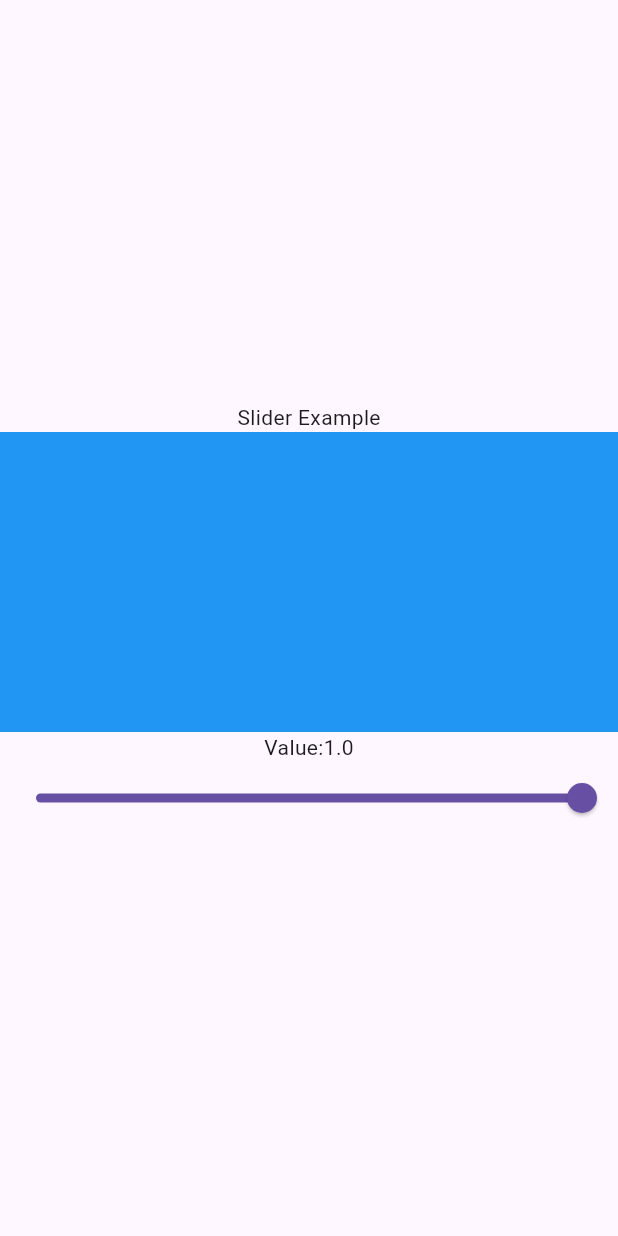
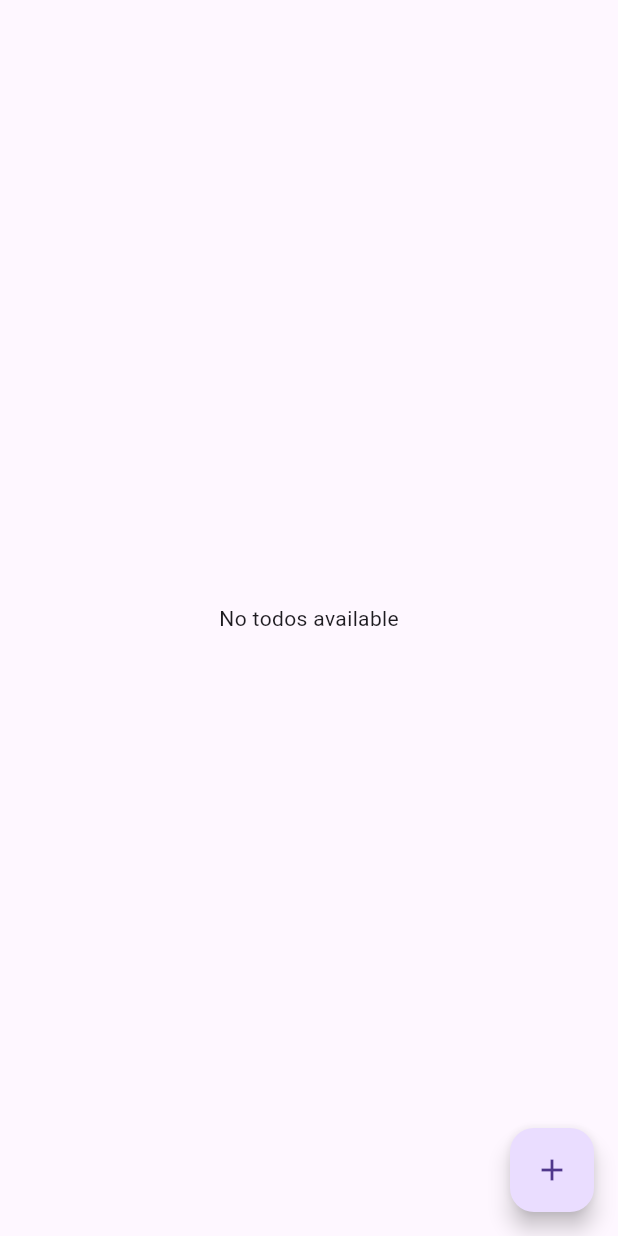
Before and after one commit to Sarfaraj-haque/demo_app, a Flutter app: the screen it shows after launch, on a phone screen of 412 x 824 dp. Run offline on Flutter 3.47's test engine with Material 3 defaults, Android fonts, the phone set to English and light mode, and no system bars; our stand-ins replace bloc, equatable, flutter_bloc, image_picker.

Commit message:
6th Oct 2025 -Built a simple todo App

```diff
--- /dev/null
+++ b/lib/image_picker/image_picker_bloc.dart
@@ -0,0 +1,29 @@
+import 'package:demo_app/image_picker/image_picker_event.dart';
+import 'package:demo_app/image_picker/image_picker_state.dart';
+import 'package:demo_app/utils/image_picker_utils.dart';
+import 'package:flutter_bloc/flutter_bloc.dart';
+import 'package:image_picker/image_picker.dart';
+
+class ImagePickerBloc extends Bloc<ImagePickerEvent, ImagePickerState> {
+  final ImagePickerUtils imagePickerUtils;
+
+  ImagePickerBloc(this.imagePickerUtils) : super(ImagePickerState()) {
+    on<ImagePickedByCamera>(cameraPickedImage);
+    on<ImagePickedByGallery>(galleryPickedImage);
+  }
+  void cameraPickedImage(
+    ImagePickedByCamera event,
+    Emitter<ImagePickerState> emit,
+  ) async {
+    XFile? file = await imagePickerUtils.cameraImage();
+    emit(state.copyWith(file: file));
+  }
+
+  void galleryPickedImage(
+    ImagePickedByGallery event,
+    Emitter<ImagePickerState> emit,
+  ) async {
+    XFile? file = await imagePickerUtils.galleryImage();
+    emit(state.copyWith(file: file));
+  }
+}
--- /dev/null
+++ b/lib/image_picker/image_picker_event.dart
@@ -0,0 +1,10 @@
+  import 'package:equatable/equatable.dart';
+
+  abstract class ImagePickerEvent extends Equatable {
+    const ImagePickerEvent();
+    @override
+    List<Object> get props => [];
+  }
+
+  class ImagePickedByCamera extends ImagePickerEvent {}
+  class ImagePickedByGallery extends ImagePickerEvent {}
--- /dev/null
+++ b/lib/image_picker/image_picker_state.dart
@@ -0,0 +1,15 @@
+import 'package:equatable/equatable.dart';
+import 'package:image_picker/image_picker.dart';
+
+class ImagePickerState extends Equatable {
+  final XFile? file;
+
+  const ImagePickerState({this.file});
+
+  ImagePickerState copyWith({XFile? file}) {
+    return ImagePickerState(file: file ?? this.file);
+  }
+
+  @override
+  List<Object?> get props => [file];
+}
--- a/lib/main.dart
+++ b/lib/main.dart
@@ -1,9 +1,14 @@
 import 'package:demo_app/counter_app/counter_bloc.dart';
+import 'package:demo_app/image_picker/image_picker_bloc.dart';
 import 'package:demo_app/screens/counter_app_ui/counter_app_ui.dart';
+import 'package:demo_app/screens/image_picker_ui.dart';
 import 'package:demo_app/screens/slider_ui.dart';
 import 'package:demo_app/screens/switch/switch_ui.dart';
+import 'package:demo_app/screens/todo_ui.dart';
 import 'package:demo_app/slider/slider_bloc.dart';
 import 'package:demo_app/switch/switch_bloc.dart';
+import 'package:demo_app/todo_list/todo_bloc.dart';
+import 'package:demo_app/utils/image_picker_utils.dart';
 import 'package:flutter/material.dart';
 import 'package:flutter_bloc/flutter_bloc.dart';
 
@@ -20,10 +25,12 @@ class MyApp extends StatelessWidget {
       providers: [
         BlocProvider(create: (_) => SwitchBloc()),
         BlocProvider(create: (_) => SliderBloc()),
+        BlocProvider(create: (_) => ImagePickerBloc(ImagePickerUtils())),
+        BlocProvider(create: (_) => TodoBloc()),
       ],
       child: MaterialApp(
         debugShowCheckedModeBanner: false,
-        home: Scaffold(body: SliderUi()),
+        home: Scaffold(body: TodoUi()),
       ),
     );
   }
--- /dev/null
+++ b/lib/screens/todo_ui.dart
@@ -0,0 +1,49 @@
+import 'package:demo_app/todo_list/todo_bloc.dart';
+import 'package:demo_app/todo_list/todo_event.dart';
+import 'package:demo_app/todo_list/todo_state.dart';
+import 'package:flutter/material.dart';
+import 'package:flutter_bloc/flutter_bloc.dart';
+
+class TodoUi extends StatelessWidget {
+  const TodoUi({super.key});
+
+  @override
+  Widget build(BuildContext context) {
+    return Scaffold(
+      floatingActionButton: FloatingActionButton(
+        onPressed: () {
+          for (int i = 0; i < 5; i++) {
+            context.read<TodoBloc>().add(AddTodoEvent("Task $i"));
+          }
+        },
+        child: Icon(Icons.add),
+      ),
+      body: BlocBuilder<TodoBloc, TodoState>(
+        builder: (context, state) {
+          if (state.todos.isEmpty) {
+            return Center(child: Text("No todos available"));
+          } else if (state.todos.isNotEmpty) {
+            return ListView.builder(
+              itemCount: state.todos.length,
+              itemBuilder: (context, index) {
+                return ListTile(
+                  title: Text(state.todos[index]),
+                  trailing: IconButton(
+                    onPressed: () {
+                      context.read<TodoBloc>().add(
+                        RemoveTodoEvent(state.todos[index]),
+                      );
+                    },
+                    icon: Icon(Icons.delete),
+                  ),
+                );
+              },
+            );
+          } else {
+            return SizedBox();
+          }
+        },
+      ),
+    );
+  }
+}
--- /dev/null
+++ b/lib/todo_list/todo_bloc.dart
@@ -0,0 +1,20 @@
+import 'package:demo_app/todo_list/todo_event.dart';
+import 'package:demo_app/todo_list/todo_state.dart';
+import 'package:flutter_bloc/flutter_bloc.dart';
+
+class TodoBloc extends Bloc<TodoEvent, TodoState> {
+  final List<String> todos = [];
+  TodoBloc() : super(const TodoState()) {
+    on<AddTodoEvent>(_addTodo);
+    on<RemoveTodoEvent>(_removeTodo);
+  }
+  void _addTodo(AddTodoEvent event, Emitter<TodoState> emit) {
+    todos.add(event.todo);
+    emit(state.copyWith(todos: List.from(todos)));
+  }
+
+  void _removeTodo(RemoveTodoEvent event, Emitter<TodoState> emit) {
+    todos.remove(event.todo);
+    emit(state.copyWith(todos: List.from(todos)));
+  }
+}
--- /dev/null
+++ b/lib/todo_list/todo_event.dart
@@ -0,0 +1,23 @@
+import 'package:equatable/equatable.dart';
+
+abstract class TodoEvent extends Equatable {
+  const TodoEvent();
+  @override
+  List<Object> get props => [];
+}
+
+class AddTodoEvent extends TodoEvent {
+  final String todo;
+  const AddTodoEvent(this.todo);
+
+  @override
+  List<Object> get props => [todo];
+}
+
+class RemoveTodoEvent extends TodoEvent {
+  final Object todo;
+  const RemoveTodoEvent(this.todo);
+
+  @override
+  List<Object> get props => [todo];
+}
--- /dev/null
+++ b/lib/todo_list/todo_state.dart
@@ -0,0 +1,13 @@
+import 'package:equatable/equatable.dart';
+
+class TodoState extends Equatable {
+  final List<String> todos;
+  const TodoState({this.todos = const []});
+
+  TodoState copyWith({List<String>? todos}) {
+    return TodoState(todos: todos ?? this.todos);
+  }
+
+  @override
+  List<Object> get props => [todos];
+}
--- /dev/null
+++ b/lib/utils/image_picker_utils.dart
@@ -0,0 +1,15 @@
+import 'package:image_picker/image_picker.dart';
+
+class ImagePickerUtils {
+  final ImagePicker _picker = ImagePicker();
+
+  Future<XFile?> cameraImage() async {
+    final XFile? file = await _picker.pickImage(source: ImageSource.camera);
+    return file;
+  }
+
+  Future<XFile?> galleryImage() async {
+    final XFile? file = await _picker.pickImage(source: ImageSource.gallery);
+    return file;
+  }
+}
--- a/pubspec.yaml
+++ b/pubspec.yaml
@@ -12,6 +12,7 @@ dependencies:
   equatable: ^2.0.7
   bloc: ^9.0.1
   flutter_bloc:
+  image_picker: ^1.2.0
 
 dev_dependencies:
   flutter_test:
```
Also changed, not shown: lib/screens/image_picker_ui.dart (added, +49 -0 lines), pubspec.lock, 6 other files.
